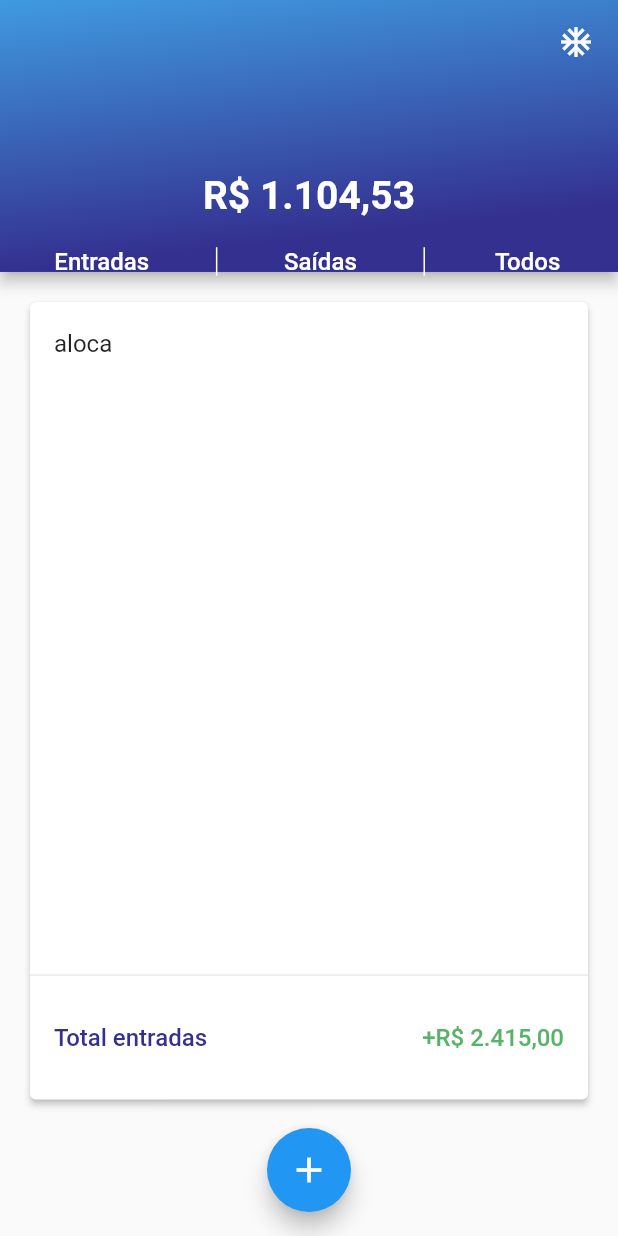
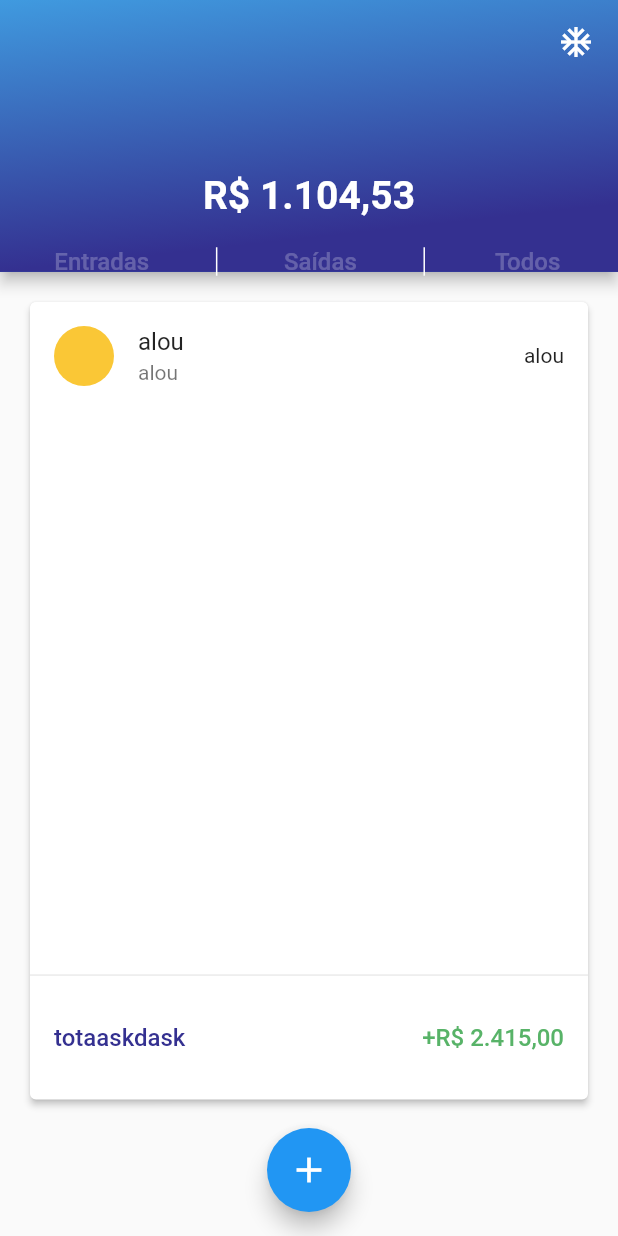
Before and after one commit to rodrigofelipejr/raro-academy-budget, a Flutter app: the screen it shows after launch, on a phone screen of 412 x 824 dp. Run offline on Flutter 3.47's test engine with Material 2 defaults, Android fonts, the phone set to English and light mode, and no system bars; missing offline and left inert: animated_card, vs_scrollbar; project files that could hold a hidden picture were left out.

Commit message:
alterando butões

```diff
--- a/lib/src/features/day by day/day_page.dart
+++ b/lib/src/features/day by day/day_page.dart
@@ -9,7 +9,13 @@ class DayPage extends StatefulWidget {
 }
 
 class _DayPageState extends State<DayPage> {
+  final PageController _pageController = PageController();
   int? tela;
+  String get label => tela == 1
+      ? 'Total entradas'
+      : tela == 2
+          ? 'TOTAL'
+          : 'totaaskdask';
   @override
   Widget build(BuildContext context) {
     return Scaffold(
@@ -51,10 +57,14 @@ class _DayPageState extends State<DayPage> {
                   mainAxisAlignment: MainAxisAlignment.spaceAround,
                   children: [
                     TextButton(
-                      onPressed: () {},
+                      onPressed: () => tela = 1,
                       child: Text(
                         'Entradas',
-                        style: TextStyle(fontSize: 16, color: Colors.white),
+                        style: TextStyle(
+                            fontSize: 16,
+                            color: tela == 1
+                                ? Colors.white
+                                : Color.fromARGB(60, 255, 255, 255)),
                       ),
                     ),
                     Container(
@@ -68,10 +78,14 @@ class _DayPageState extends State<DayPage> {
                       ),
                     ),
                     TextButton(
-                      onPressed: () {},
+                      onPressed: () => tela = 2,
                       child: Text(
                         'Saídas',
-                        style: TextStyle(fontSize: 16, color: Colors.white),
+                        style: TextStyle(
+                            fontSize: 16,
+                            color: tela == 2
+                                ? Colors.white
+                                : Color.fromARGB(60, 255, 255, 255)),
                       ),
                     ),
                     Container(
@@ -85,10 +99,14 @@ class _DayPageState extends State<DayPage> {
                       ),
                     ),
                     TextButton(
-                      onPressed: () {},
+                      onPressed: () => tela = 3,
                       child: Text(
                         'Todos',
-                        style: TextStyle(fontSize: 16, color: Colors.white),
+                        style: TextStyle(
+                            fontSize: 16,
+                            color: tela == 3
+                                ? Colors.white
+                                : Color.fromARGB(60, 255, 255, 255)),
                       ),
                     ),
                   ],
@@ -112,7 +130,27 @@ class _DayPageState extends State<DayPage> {
                     child: ListView(
                       children: [
                         ListTile(
-                          title: Text('aloca'),
+                          contentPadding:
+                              const EdgeInsets.symmetric(horizontal: 16),
+                          onTap: () {},
+                          leading: SizedBox(
+                            height: 40.0,
+                            child: CircleAvatar(
+                              backgroundColor: AppColors.amarelo,
+                              child: SizedBox(
+                                height: 20.0,
+                              ),
+                            ),
+                          ),
+                          title: Text(
+                            "alou",
+                          ),
+                          subtitle: Text(
+                            "alou",
+                          ),
+                          trailing: Text(
+                            'alou',
+                          ),
                         ),
                       ],
                     ),
@@ -129,7 +167,7 @@ class _DayPageState extends State<DayPage> {
                           mainAxisAlignment: MainAxisAlignment.spaceBetween,
                           children: [
                             Text(
-                              'Total entradas',
+                              label,
                               style: TextStyle(
                                   fontSize: 16,
                                   fontWeight: FontWeight.w500,
```
